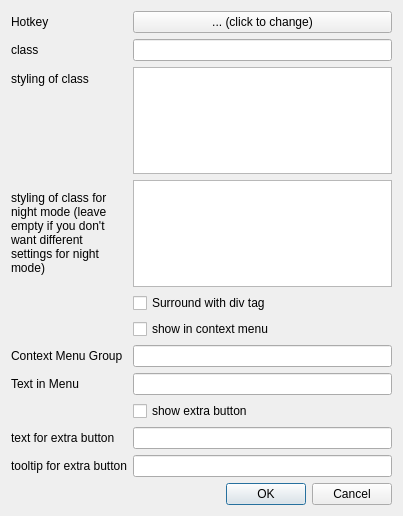
This is designer/settings_class.ui in ijgnd/anki__editor__apply__font_color__background_color__custom_class__custom_style as Qt 5 draws it before an edit. The edited form follows.
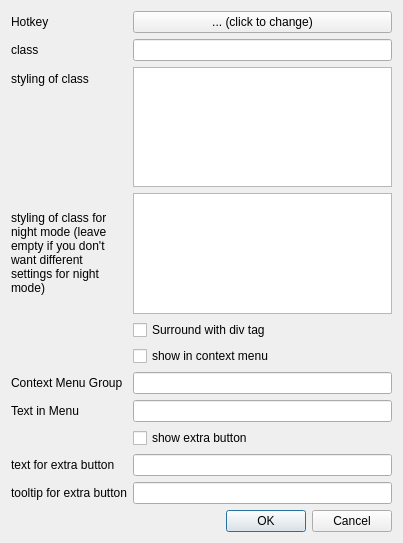
This is the edited form.

```diff
--- a/designer/settings_class.ui
+++ b/designer/settings_class.ui
@@ -7,7 +7,7 @@
     <x>0</x>
     <y>0</y>
     <width>403</width>
-    <height>516</height>
+    <height>543</height>
    </rect>
   </property>
   <property name="windowTitle">
```
Left out of the diff: 14 changed lines with no effect on the pictures.
